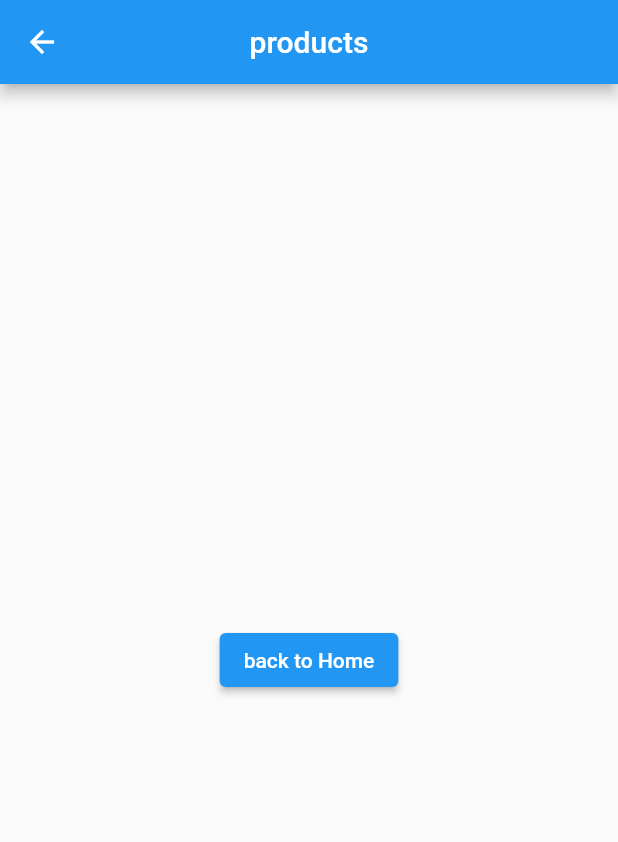
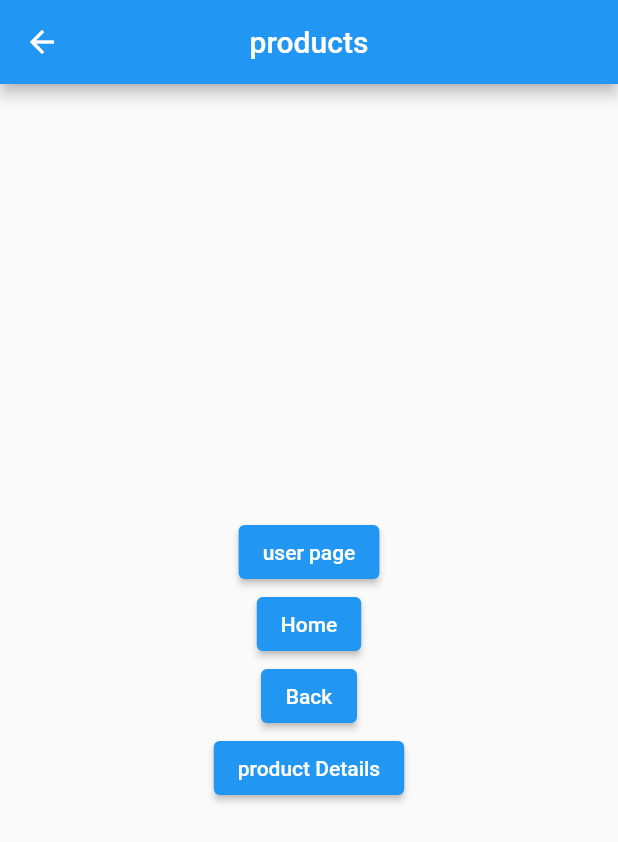
Before and after one commit to taufiqurSabbir/flutter_pctc, a Flutter app: the Products screen opened directly, on a phone screen of 412 x 824 dp. Shown: the top 842 px of the screen. Run offline on Flutter 3.47's test engine with Material 2 defaults, Android fonts, the phone set to English and light mode, and no system bars.

Commit message:
navigator

```diff
--- /dev/null
+++ b/lib/Product_d.dart
@@ -0,0 +1,25 @@
+import 'package:flutter/cupertino.dart';
+import 'package:flutter/material.dart';
+
+class Product_details extends StatelessWidget {
+  final String Product_name;
+  const Product_details(this.Product_name);
+
+  @override
+  Widget build(BuildContext context) {
+    return Scaffold(
+      appBar: AppBar(
+        title: Text(Product_name),
+      ),
+      body: Center(
+        child: Column(
+          children: [
+            ElevatedButton(onPressed: (){
+              Navigator.pop(context,'hello back from product list');
+            }, child: Text('Back'))
+          ],
+        )
+      ),
+    );
+  }
+}
--- a/lib/products.dart
+++ b/lib/products.dart
@@ -1,5 +1,8 @@
 import 'package:flutter/cupertino.dart';
 import 'package:flutter/material.dart';
+import 'package:pctc_2/Product_d.dart';
+import 'package:pctc_2/home.dart';
+import 'package:pctc_2/user.dart';
 
 class Products extends StatelessWidget {
   const Products({Key? key}) : super(key: key);
@@ -8,14 +11,38 @@ class Products extends StatelessWidget {
   Widget build(BuildContext context) {
     return Scaffold(
       appBar: AppBar(
-        title: Text('products'),
+        title: const Text('products'),
         centerTitle: true,
       ),
-
       body: Center(
-        child: ElevatedButton(onPressed: (){
-          Navigator.pop(context);
-        },child: Text('back to Home'),),
+        child: Column(
+          mainAxisAlignment: MainAxisAlignment.center,
+          children: [
+            ElevatedButton(
+                onPressed: () {
+                  Navigator.push(context,
+                      MaterialPageRoute(builder: (context) => const User()));
+                },
+                child: const Text('user page')),
+            ElevatedButton(
+                onPressed: () {
+                  Navigator.pushAndRemoveUntil(
+                      context,
+                      MaterialPageRoute(
+                          builder: (context) => const HomeScreen()),
+                      (route) => false);
+                },
+                child: const Text('Home')),
+            ElevatedButton(
+                onPressed: () {
+                  Navigator.pop(context);
+                },
+                child: const Text('Back')),
+            ElevatedButton(onPressed: () {
+              Navigator.push(context, MaterialPageRoute(builder: (context)=> Product_details('df'))).then((value) => print(value));
+            }, child: const Text('product Details'))
+          ],
+        ),
       ),
     );
   }
--- a/lib/user.dart
+++ b/lib/user.dart
@@ -1,5 +1,6 @@
 import 'package:flutter/cupertino.dart';
 import 'package:flutter/material.dart';
+import 'package:pctc_2/home.dart';
 import 'package:pctc_2/products.dart';
 
 class User extends StatefulWidget {
@@ -26,6 +27,11 @@ class _UserState extends State<User> {
               ElevatedButton(onPressed: (){
                 Navigator.push(context, MaterialPageRoute(builder: (context)=>Products() ));
               }, child: Text('Products')),
+
+              ElevatedButton(onPressed: (){
+             Navigator.pushReplacement(context, MaterialPageRoute(builder: (context)=>Products()));
+             //push replacement for replace previous page
+              }, child: Text('Products list & remove screen')),
             ],
           )
       ),
```
